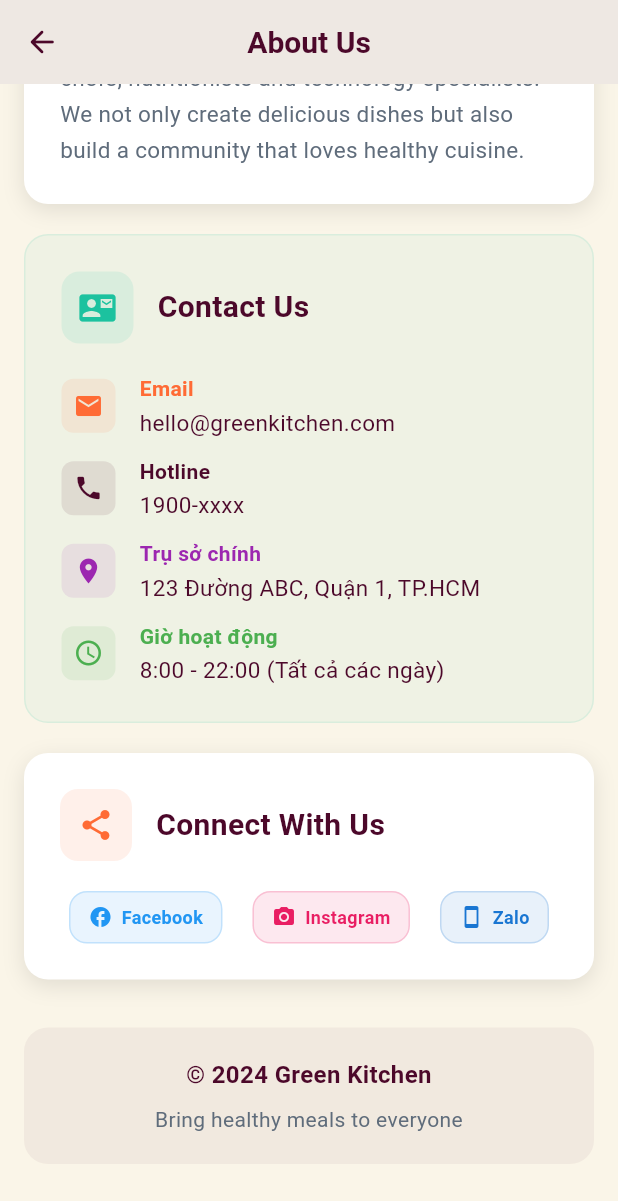
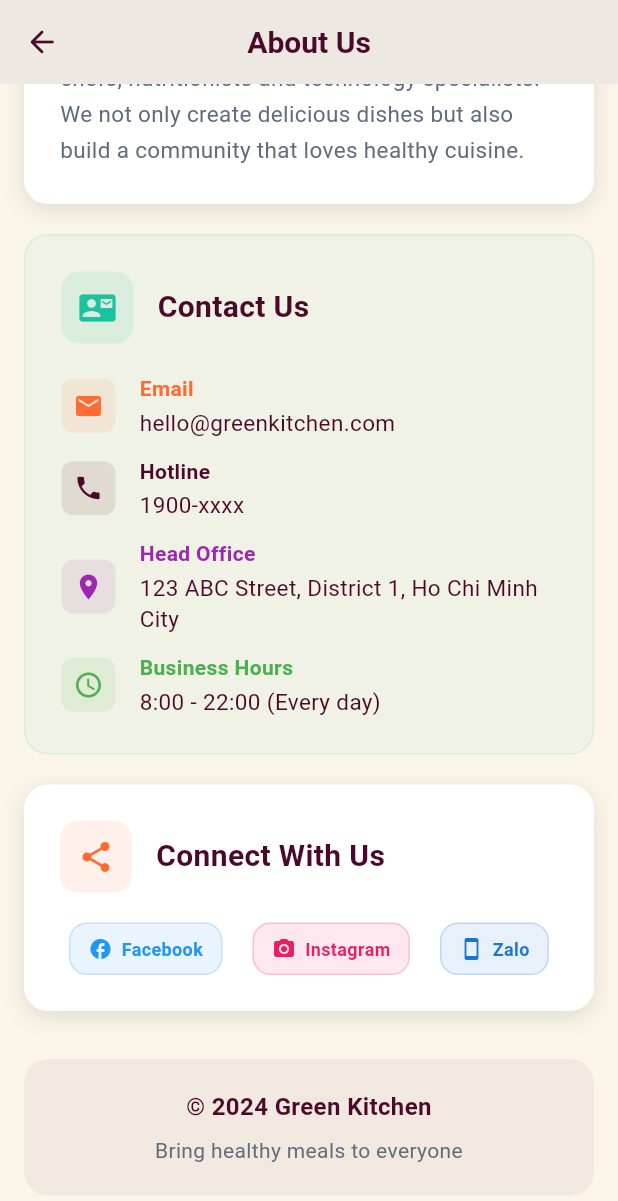
Before and after one commit to Grozay/green-kitchen-app, a Flutter app: the AboutTab screen opened by its route, scrolled down 1130 dp, on a phone screen of 412 x 824 dp. Shown: the top 1201 px of the screen. Run offline on Flutter 3.47's test engine with Material 3 defaults, Android fonts, the phone set to English and light mode, and no system bars; our stand-ins replace firebase_auth, firebase_core, flutter_dotenv, flutter_rating, go_router, google_sign_in and 1 more; missing offline and left inert: stomp_dart_client; accounts and stored records are empty; network calls fail.

Commit message:
fix english

```diff
--- a/lib/screens/other_screens/about_tab.dart
+++ b/lib/screens/other_screens/about_tab.dart
@@ -360,15 +360,15 @@ class AboutTab extends StatelessWidget {
                     const SizedBox(height: 12),
                     _buildContactRow(
                       icon: Icons.location_on,
-                      title: 'Trụ sở chính',
-                      value: '123 Đường ABC, Quận 1, TP.HCM',
+                      title: 'Head Office',
+                      value: '123 ABC Street, District 1, Ho Chi Minh City',
                       color: Colors.purple,
                     ),
                     const SizedBox(height: 12),
                     _buildContactRow(
                       icon: Icons.access_time,
-                      title: 'Giờ hoạt động',
-                      value: '8:00 - 22:00 (Tất cả các ngày)',
+                      title: 'Business Hours',
+                      value: '8:00 - 22:00 (Every day)',
                       color: Colors.green,
                     ),
                   ],
--- a/lib/screens/other_screens/feedback_tab.dart
+++ b/lib/screens/other_screens/feedback_tab.dart
@@ -49,7 +49,7 @@ class _FeedbackTabState extends State<FeedbackTab> {
     if (_feedbackTitleController.text.isEmpty || _feedbackDescriptionController.text.isEmpty) {
       ScaffoldMessenger.of(context).showSnackBar(
         SnackBar(
-          content: Text('Vui lòng điền đầy đủ thông tin'),
+          content: Text('Please fill in all required fields'),
           backgroundColor: AppColors.accent,
         ),
       );
@@ -98,7 +98,7 @@ class _FeedbackTabState extends State<FeedbackTab> {
     if (_supportSubjectController.text.isEmpty || _supportDescriptionController.text.isEmpty) {
       ScaffoldMessenger.of(context).showSnackBar(
         SnackBar(
-          content: Text('Vui lòng điền đầy đủ thông tin'),
+          content: Text('Please fill in all required fields'),
           backgroundColor: AppColors.accent,
         ),
       );
```
